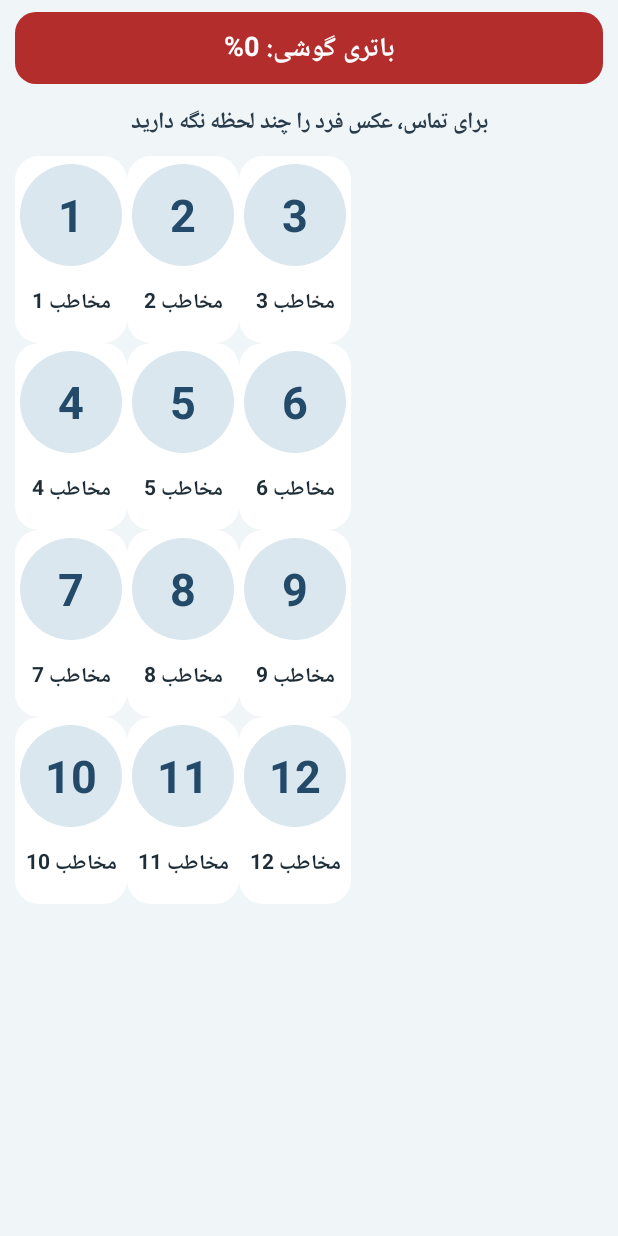
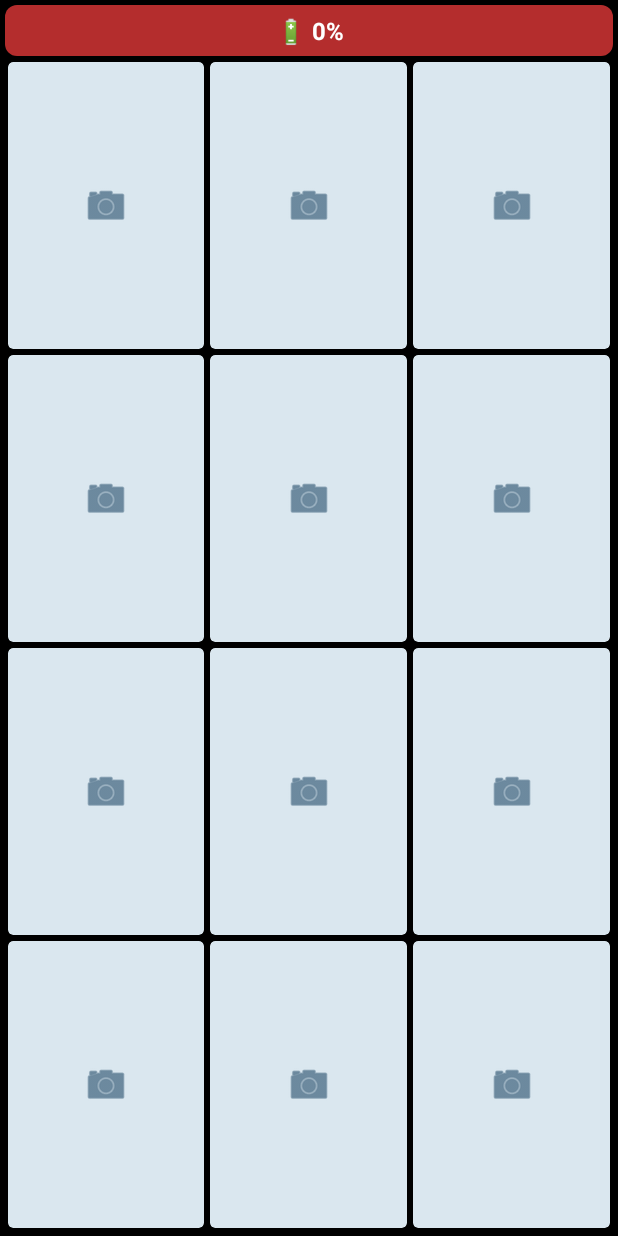
Before and after one commit to a-mad-reza/BiBi, an Android app: the screen it shows after launch (MainActivity), on a phone screen of 412 x 824 dp. Run offline under Robolectric (Android 15) with nearby library versions, the phone set to English and light mode, and no system bars.

Commit message:
Update MainActivity.java

```diff
--- a/app/src/main/java/com/example/familyhome/MainActivity.java
+++ b/app/src/main/java/com/example/familyhome/MainActivity.java
@@ -8,7 +8,6 @@ import android.content.Intent;
 import android.content.SharedPreferences;
 import android.content.pm.PackageManager;
 import android.graphics.Color;
-import android.graphics.Typeface;
 import android.graphics.drawable.GradientDrawable;
 import android.net.Uri;
 import android.os.BatteryManager;
@@ -20,7 +19,8 @@ import android.view.Gravity;
 import android.view.MotionEvent;
 import android.view.View;
 import android.view.ViewGroup;
-import android.widget.Button;
+import android.view.WindowManager;
+import android.widget.EditText;
 import android.widget.GridLayout;
 import android.widget.ImageView;
 import android.widget.LinearLayout;
@@ -31,11 +31,10 @@ public class MainActivity extends Activity {
 
     private SharedPreferences prefs;
     private final Handler handler = new Handler(Looper.getMainLooper());
+    private TextView batteryText;
 
-    private TextView batteryText;
     private int tapCount = 0;
     private long firstTapTime = 0;
-    private boolean callStarted = false;
 
     private int dp(float value) {
         return (int) (value * getResources().getDisplayMetrics().density + 0.5f);
@@ -49,16 +48,37 @@ public class MainActivity extends Activity {
 
         getWindow().setStatusBarColor(Color.rgb(24, 45, 65));
         getWindow().setNavigationBarColor(Color.rgb(24, 45, 65));
+        getWindow().addFlags(WindowManager.LayoutParams.FLAG_KEEP_SCREEN_ON);
 
+        hideSystemBars();
         buildHome();
+    }
+
+    private void hideSystemBars() {
+        if (Build.VERSION.SDK_INT >= 19) {
+            getWindow().getDecorView().setSystemUiVisibility(
+                    View.SYSTEM_UI_FLAG_FULLSCREEN
+                    | View.SYSTEM_UI_FLAG_HIDE_NAVIGATION
+                    | View.SYSTEM_UI_FLAG_IMMERSIVE_STICKY
+                    | View.SYSTEM_UI_FLAG_LAYOUT_FULLSCREEN
+                    | View.SYSTEM_UI_FLAG_LAYOUT_HIDE_NAVIGATION
+                    | View.SYSTEM_UI_FLAG_LAYOUT_STABLE
+            );
+        } else {
+            getWindow().getDecorView().setSystemUiVisibility(
+                    View.SYSTEM_UI_FLAG_FULLSCREEN
+                    | View.SYSTEM_UI_FLAG_HIDE_NAVIGATION
+            );
+        }
     }
 
     @Override
     protected void onResume() {
         super.onResume();
 
+        hideSystemBars();
+
         if (prefs != null && batteryText != null) {
-            updateBattery();
             buildHome();
         }
     }
@@ -76,42 +96,38 @@ public class MainActivity extends Activity {
         v.setTextSize(size);
         v.setTextColor(color);
         v.setGravity(Gravity.CENTER);
-        v.setTypeface(Typeface.DEFAULT, Typeface.BOLD);
+        v.setTypeface(android.graphics.Typeface.DEFAULT_BOLD);
         return v;
     }
 
     private void buildHome() {
         LinearLayout root = new LinearLayout(this);
         root.setOrientation(LinearLayout.VERTICAL);
-        root.setPadding(dp(10), dp(8), dp(10), dp(8));
-        root.setBackgroundColor(Color.rgb(240, 245, 248));
+        root.setPadding(dp(3), dp(3), dp(3), dp(3));
+        root.setBackgroundColor(Color.BLACK);
 
-        batteryText = makeText("", 18, Color.WHITE);
-        batteryText.setPadding(dp(12), dp(10), dp(12), dp(10));
-        batteryText.setBackground(rounded(Color.rgb(37, 75, 105), 14));
+        batteryText = makeText("", 16, Color.WHITE);
+        batteryText.setPadding(dp(8), 0, dp(8), 0);
+        batteryText.setBackground(rounded(Color.rgb(37, 75, 105), 8));
         batteryText.setOnClickListener(v -> batteryTapped());
 
         root.addView(batteryText, new LinearLayout.LayoutParams(
-                ViewGroup.LayoutParams.MATCH_PARENT, dp(48)));
-
-        TextView hint = makeText("برای تماس، عکس فرد را چند لحظه نگه دارید", 15,
-                Color.rgb(40, 60, 75));
-        LinearLayout.LayoutParams hintParams = new LinearLayout.LayoutParams(
-                ViewGroup.LayoutParams.MATCH_PARENT, dp(44));
-        hintParams.topMargin = dp(4);
-        root.addView(hint, hintParams);
+                ViewGroup.LayoutParams.MATCH_PARENT, dp(34)));
 
         GridLayout grid = new GridLayout(this);
         grid.setColumnCount(3);
         grid.setRowCount(4);
+        grid.setAlignmentMode(GridLayout.ALIGN_BOUNDS);
         grid.setUseDefaultMargins(false);
 
+        LinearLayout.LayoutParams gridParams = new LinearLayout.LayoutParams(
+                ViewGroup.LayoutParams.MATCH_PARENT, 0, 1f);
+        gridParams.topMargin = dp(2);
+        root.addView(grid, gridParams);
+
         for (int i = 0; i < 12; i++) {
-            grid.addView(makeContactTile(i), new GridLayout.LayoutParams());
+            grid.addView(makeContactTile(i));
         }
-
-        root.addView(grid, new LinearLayout.LayoutParams(
-                ViewGroup.LayoutParams.MATCH_PARENT, 0, 1f));
 
         setContentView(root);
         updateBattery();
@@ -121,28 +137,27 @@ public class MainActivity extends Activity {
         LinearLayout tile = new LinearLayout(this);
         tile.setOrientation(LinearLayout.VERTICAL);
         tile.setGravity(Gravity.CENTER);
-        tile.setPadding(dp(3), dp(5), dp(3), dp(5));
-        tile.setBackground(rounded(Color.WHITE, 16));
+        tile.setPadding(0, 0, 0, 0);
+        tile.setBackground(rounded(Color.rgb(25, 25, 25), 3));
+        tile.setClipToOutline(true);
 
         GridLayout.LayoutParams params = new GridLayout.LayoutParams();
         params.width = 0;
         params.height = 0;
         params.columnSpec = GridLayout.spec(index % 3, 1f);
         params.rowSpec = GridLayout.spec(index / 3, 1f);
-        params.setMargins(dp(4), dp(4), dp(4), dp(4));
+        params.setMargins(dp(2), dp(2), dp(2), dp(2));
         tile.setLayoutParams(params);
 
-        String name = prefs.getString("name_" + index, "");
         String photo = prefs.getString("photo_" + index, "");
 
         ImageView image = new ImageView(this);
         image.setScaleType(ImageView.ScaleType.CENTER_CROP);
-        image.setBackground(rounded(Color.rgb(218, 231, 239), 50));
-        image.setClipToOutline(true);
+        image.setBackgroundColor(Color.rgb(218, 231, 239));
 
-        LinearLayout.LayoutParams imageParams = new LinearLayout.LayoutParams(
-                dp(68), dp(68));
-        imageParams.gravity = Gravity.CENTER;
+        tile.addView(image, new LinearLayout.LayoutParams(
+                ViewGroup.LayoutParams.MATCH_PARENT,
+                ViewGroup.LayoutParams.MATCH_PARENT));
 
         boolean hasPhoto = false;
 
@@ -156,26 +171,12 @@ public class MainActivity extends Activity {
         }
 
         if (!hasPhoto) {
-            TextView initials = makeText(
-                    name.trim().isEmpty() ? String.valueOf(index + 1)
-                            : name.trim().substring(0, 1),
-                    30, Color.rgb(35, 75, 105));
-            initials.setBackground(rounded(Color.rgb(218, 231, 239), 50));
-            tile.addView(initials, imageParams);
-        } else {
-            tile.addView(image, imageParams);
+            image.setImageDrawable(null);
+            image.setBackground(rounded(Color.rgb(218, 231, 239), 3));
+            image.setScaleType(ImageView.ScaleType.CENTER);
+            image.setImageResource(android.R.drawable.ic_menu_camera);
+            image.setColorFilter(Color.rgb(35, 75, 105));
         }
-
-        String displayName = name.trim().isEmpty()
-                ? "مخاطب " + (index + 1) : name.trim();
-
-        TextView label = makeText(displayName, 14, Color.rgb(30, 45, 55));
-        label.setMaxLines(2);
-
-        LinearLayout.LayoutParams labelParams = new LinearLayout.LayoutParams(
-                ViewGroup.LayoutParams.MATCH_PARENT, dp(42));
-        labelParams.topMargin = dp(4);
-        tile.addView(label, labelParams);
 
         tile.setOnTouchListener(new View.OnTouchListener() {
             private final Handler touchHandler = new Handler(Looper.getMainLooper());
@@ -201,12 +202,6 @@ public class MainActivity extends Activity {
                         || event.getAction() == MotionEvent.ACTION_CANCEL) {
                     if (longPress != null) {
                         touchHandler.removeCallbacks(longPress);
-                    }
-
-                    if (!triggered && event.getAction() == MotionEvent.ACTION_UP) {
-                        Toast.makeText(MainActivity.this,
-                                "برای تماس، کمی بیشتر نگه دارید",
-                                Toast.LENGTH_SHORT).show();
                     }
                     return true;
                 }
@@ -246,9 +241,9 @@ public class MainActivity extends Activity {
                 Color.rgb(35, 75, 105));
         box.addView(passwordHint);
 
-        android.widget.EditText input = new android.widget.EditText(this);
+        EditText input = new EditText(this);
         input.setHint("رمز را وارد کنید");
-        input.setInputType( android.text.InputType.TYPE_CLASS_NUMBER
+        input.setInputType(android.text.InputType.TYPE_CLASS_NUMBER
                 | android.text.InputType.TYPE_NUMBER_VARIATION_PASSWORD);
         input.setGravity(Gravity.CENTER);
         box.addView(input);
@@ -263,7 +258,6 @@ public class MainActivity extends Activity {
         dialog.setOnShowListener(d -> {
             final Runnable timeout = dialog::dismiss;
             handler.postDelayed(timeout, 15000);
-
             dialog.setOnDismissListener(x -> handler.removeCallbacks(timeout));
 
             dialog.getButton(AlertDialog.BUTTON_POSITIVE).setOnClickListener(v -> {
@@ -286,18 +280,17 @@ public class MainActivity extends Activity {
         String name = prefs.getString("name_" + index, "");
         String phone = prefs.getString("phone_" + index, "");
 
-        if (name.trim().isEmpty()) {
-            name = "مخاطب " + (index + 1);
-        }
-
         if (phone.trim().isEmpty()) {
-            Toast.makeText(this, "ابتدا شماره این مخاطب را در تنظیمات وارد کنید",
+            Toast.makeText(this, "شماره این مخاطب هنوز تنظیم نشده است",
                     Toast.LENGTH_LONG).show();
             return;
         }
 
+        String displayName = name.trim().isEmpty()
+                ? "این مخاطب" : name.trim();
+
         new AlertDialog.Builder(this)
-                .setTitle("تماس با " + name)
+                .setTitle("تماس با " + displayName)
                 .setMessage("آیا می‌خواهید تماس بگیرید؟")
                 .setNegativeButton("لغو", null)
                 .setPositiveButton("تماس", (dialog, which) -> makeCall(phone))
@@ -340,13 +333,12 @@ public class MainActivity extends Activity {
         }
 
         int threshold = prefs.getInt("battery_threshold", 20);
-
-        batteryText.setText("باتری گوشی: " + level + "%");
+        batteryText.setText("🔋 " + level + "%");
 
         if (level <= threshold) {
-            batteryText.setBackground(rounded(Color.rgb(180, 45, 45), 14));
+            batteryText.setBackground(rounded(Color.rgb(180, 45, 45), 8));
         } else {
-            batteryText.setBackground(rounded(Color.rgb(37, 75, 105), 14));
+            batteryText.setBackground(rounded(Color.rgb(37, 75, 105), 8));
         }
     }
 }
```
